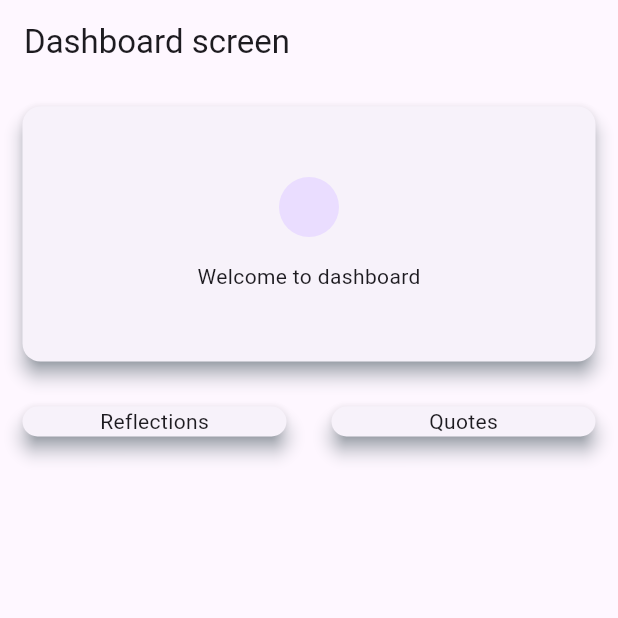
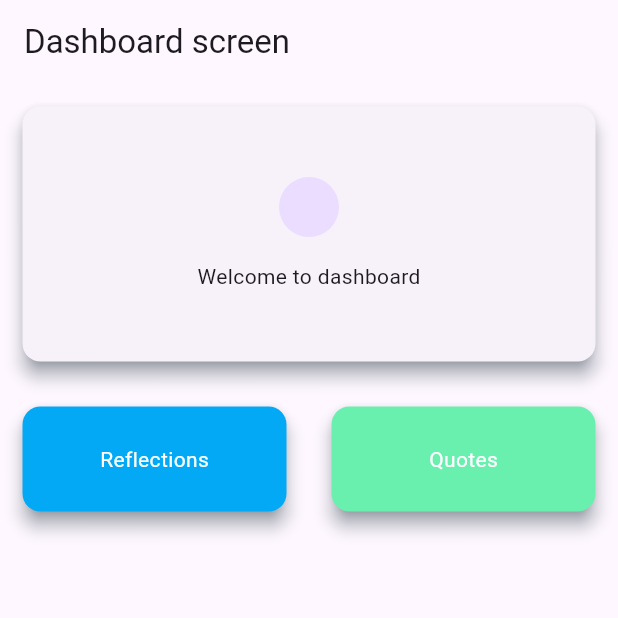
Before and after one commit to Ryuuutaaa/daily-stoic-mobile, a Flutter app: the screen it shows after launch, on a phone screen of 412 x 824 dp, the top half of it. Run offline on Flutter 3.47's test engine with Material 3 defaults, Android fonts, the phone set to English and light mode, and no system bars.

Commit message:
Enhance DashboardView: Update Reflections and Quotes cards with improved styling and color

```diff
--- a/lib/views/home/dashboard_view.dart
+++ b/lib/views/home/dashboard_view.dart
@@ -48,12 +48,19 @@ class DashboardView extends StatelessWidget {
                       ),
                     );
                   },
+                  child: Container(
+                    height: 100,
                     child: Card(
+                      color: Colors.lightBlue,
                       margin: const EdgeInsets.all(15),
                       shadowColor: Colors.blueGrey,
                       elevation: 5,
                       child: const Center(
-                      child: Text("Reflections"),
+                        child: Text(
+                          "Reflections",
+                          style: TextStyle(color: Colors.white),
+                        ),
+                      ),
                     ),
                   ),
                 ),
@@ -66,12 +73,19 @@ class DashboardView extends StatelessWidget {
                       MaterialPageRoute(builder: (context) => QuotesView()),
                     );
                   },
+                  child: Container(
+                    height: 100,
                     child: Card(
+                      color: Colors.greenAccent,
                       margin: const EdgeInsets.all(15),
                       shadowColor: Colors.blueGrey,
                       elevation: 5,
                       child: const Center(
-                      child: Text("Quotes"),
+                        child: Text(
+                          "Quotes",
+                          style: TextStyle(color: Colors.white),
+                        ),
+                      ),
                     ),
                   ),
                 ),
```
Lines whose indentation alone changed are shown as unchanged.
